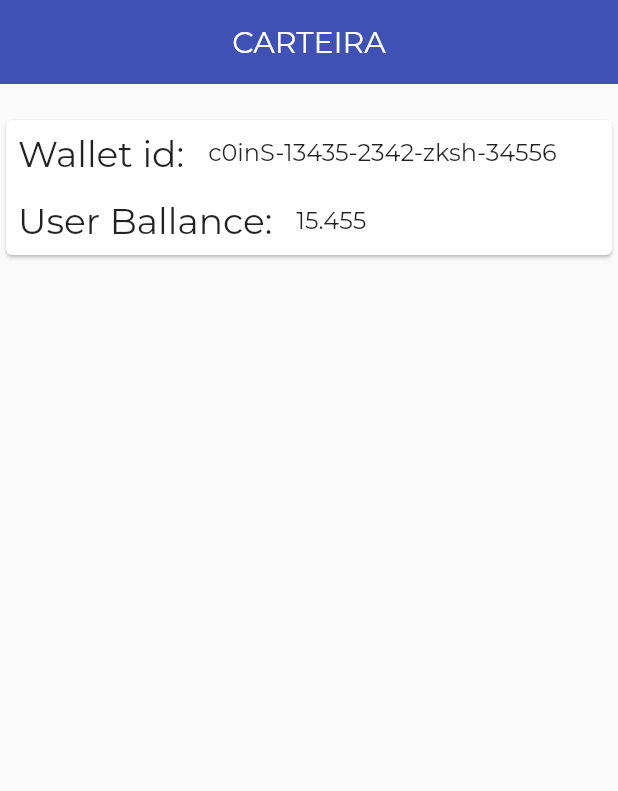
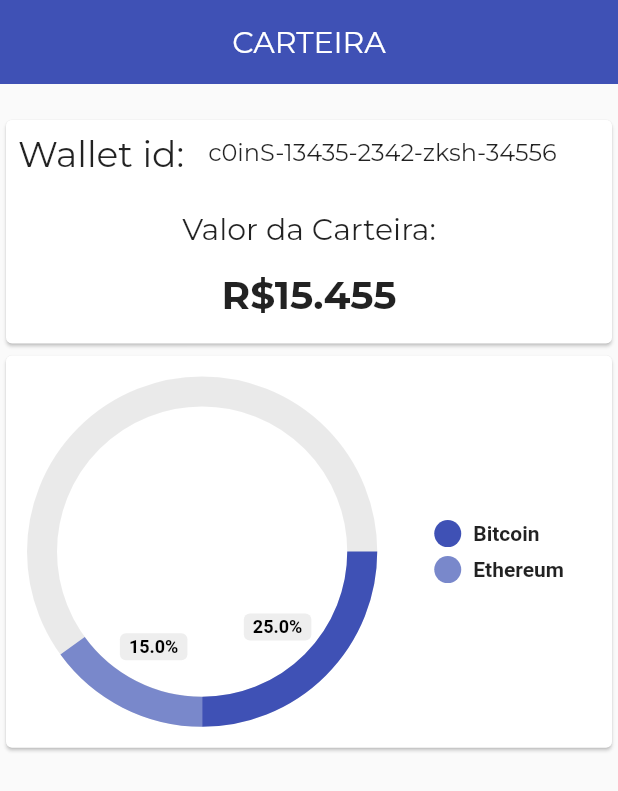
Before and after one commit to MoizesFSantos/cripto-wallet, a Flutter app: the WalletPage screen opened directly, on a phone screen of 412 x 824 dp. Shown: the top 791 px of the screen. Run offline on Flutter 3.47's test engine with Material 2 defaults, Android fonts, the phone set to English and light mode, and no system bars; drawn by our look-alikes of pie_chart; network calls fail; project files that could hold a hidden picture were left out.

Commit message:
feat: walletPage

```diff
--- a/lib/repositories/repository.dart
+++ b/lib/repositories/repository.dart
@@ -3,6 +3,12 @@ import 'dart:convert';
 import 'package:flutter/services.dart';
 
 class Repository {
+  Future<Wallet> readWallet() async {
+    final jsonData = await rootBundle.loadString('json/criptomoedas.json');
+    final wallet = json.decode(jsonData);
+    return wallet;
+  }
+
   Future<List<Data>> getCoins(String wallet_id) async {
     final jsonData = await rootBundle.loadString('json/criptomoedas.json');
     final coin = json.decode(jsonData) as List<dynamic>;
--- a/lib/screens/wallet_page.dart
+++ b/lib/screens/wallet_page.dart
@@ -1,7 +1,9 @@
 import 'dart:convert';
 
+import 'package:criptowallet/repositories/repository.dart';
 import 'package:flutter/material.dart';
 import 'package:flutter/services.dart';
+import 'package:pie_chart/pie_chart.dart';
 
 class WalletPage extends StatefulWidget {
   const WalletPage({Key? key}) : super(key: key);
@@ -12,6 +14,10 @@ class WalletPage extends StatefulWidget {
 
 class _WalletPageState extends State<WalletPage> {
   var wallet;
+  int index = 0;
+  double totalCarteira = 0;
+  double saldo = 0;
+  late Repository carteira;
 
   Future<void> readJson() async {
     final String response =
@@ -30,8 +36,19 @@ class _WalletPageState extends State<WalletPage> {
     readJson();
   }
 
+  Map<String, double> dataMap = {
+    "Bitcoin": 5,
+    "Ethereum": 3,
+  };
+
+  final colorList = <Color>[
+    Colors.indigo,
+    Color.fromARGB(255, 121, 136, 203),
+  ];
+
   @override
   Widget build(BuildContext context) {
+    //carteira = context.watch<Repository>();
     return Scaffold(
       appBar: AppBar(
         elevation: 0.0,
@@ -72,31 +89,50 @@ class _WalletPageState extends State<WalletPage> {
                       ),
                     ],
                   ),
-                  Row(
+                  Padding(
+                    padding: const EdgeInsets.all(8.0),
+                    child: Column(
                       children: [
                         Padding(
                           padding: const EdgeInsets.all(8.0),
                           child: Text(
-                          'User Ballance:',
+                            'Valor da Carteira:',
                             style: TextStyle(
                               fontFamily: 'Montserrat',
-                            fontSize: 24,
+                              fontSize: 20,
                             ),
                           ),
                         ),
                         Padding(
                           padding: const EdgeInsets.all(8.0),
                           child: Text(
-                          '15.455',
+                            'R\$15.455',
                             style: TextStyle(
                               fontFamily: 'Montserrat',
-                            fontSize: 16,
+                              fontSize: 26,
+                              fontWeight: FontWeight.bold,
                             ),
                           ),
                         ),
                       ],
+                    ),
                   )
                 ],
+              ),
+            ),
+            Card(
+              child: Padding(
+                padding: const EdgeInsets.all(16.0),
+                child: PieChart(
+                  dataMap: dataMap,
+                  chartType: ChartType.ring,
+                  chartValuesOptions: ChartValuesOptions(
+                    showChartValuesInPercentage: true,
+                  ),
+                  baseChartColor: Colors.grey[600]!.withOpacity(0.15),
+                  colorList: colorList,
+                  totalValue: 20,
+                ),
               ),
             )
           ],
--- a/pubspec.yaml
+++ b/pubspec.yaml
@@ -29,8 +29,7 @@ environment:
 dependencies:
   flutter:
     sdk: flutter
-
-
+  pie_chart: ^5.3.1
   # The following adds the Cupertino Icons font to your application.
   # Use with the CupertinoIcons class for iOS style icons.
   cupertino_icons: ^1.0.2
```
Also changed, not shown: pubspec.lock. Lines whose indentation alone changed are shown as unchanged.
